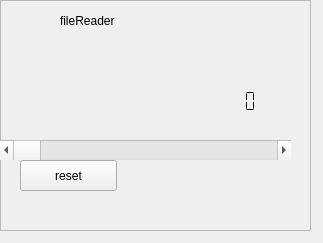
Qt form devices/filereader/filereader-widget.ui (JvanKatwijk/swradio-8) before a commit.
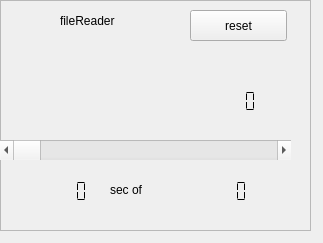
The same form after that commit.

```diff
--- a/devices/filereader/filereader-widget.ui
+++ b/devices/filereader/filereader-widget.ui
@@ -57,8 +57,8 @@
    <widget class="QPushButton" name="resetButton">
     <property name="geometry">
      <rect>
-      <x>20</x>
-      <y>160</y>
+      <x>190</x>
+      <y>10</y>
       <width>97</width>
       <height>31</height>
      </rect>
@@ -102,6 +102,51 @@
      <enum>QLCDNumber::Flat</enum>
     </property>
    </widget>
+   <widget class="QLCDNumber" name="currentTime">
+    <property name="geometry">
+     <rect>
+      <x>30</x>
+      <y>180</y>
+      <width>64</width>
+      <height>23</height>
+     </rect>
+    </property>
+    <property name="frameShape">
+     <enum>QFrame::NoFrame</enum>
+    </property>
+    <property name="segmentStyle">
+     <enum>QLCDNumber::Flat</enum>
+    </property>
+   </widget>
+   <widget class="QLabel" name="label_2">
+    <property name="geometry">
+     <rect>
+      <x>110</x>
+      <y>180</y>
+      <width>67</width>
+      <height>19</height>
+     </rect>
+    </property>
+    <property name="text">
+     <string>sec of </string>
+    </property>
+   </widget>
+   <widget class="QLCDNumber" name="totalTime">
+    <property name="geometry">
+     <rect>
+      <x>190</x>
+      <y>180</y>
+      <width>64</width>
+      <height>23</height>
+     </rect>
+    </property>
+    <property name="frameShape">
+     <enum>QFrame::NoFrame</enum>
+    </property>
+    <property name="segmentStyle">
+     <enum>QLCDNumber::Flat</enum>
+    </property>
+   </widget>
   </widget>
  </widget>
  <resources/>
```
